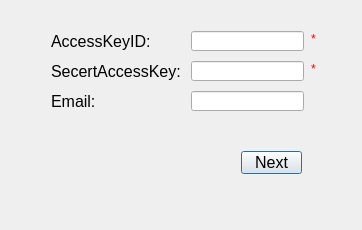
Old version of the form UI/logindialog.ui in the repository bo-huang/ECS.
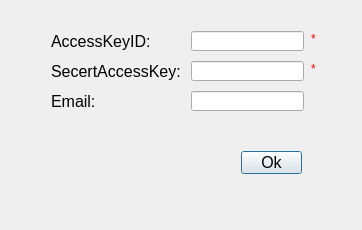
New version of the form.

The edit to the form file:
```diff
--- a/UI/logindialog.ui
+++ b/UI/logindialog.ui
@@ -107,7 +107,7 @@
         </rect>
        </property>
        <property name="text">
-        <string>Next</string>
+        <string>Ok</string>
        </property>
       </widget>
       <widget class="QLabel" name="errorLabel">
```
Left out of the diff: 2 changed lines with no effect on the pictures.
